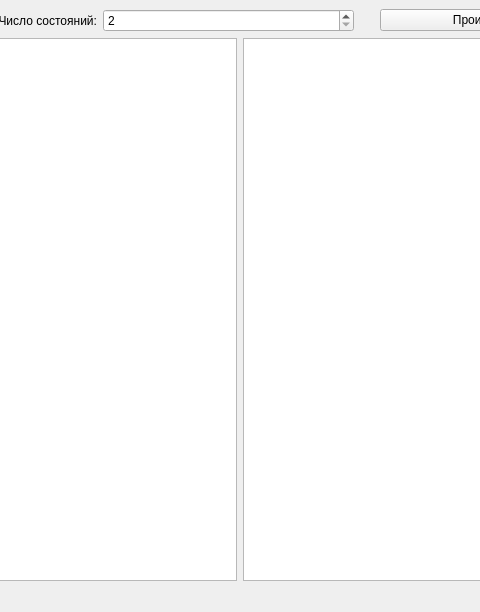
First picture: the form in lab2/src/ModelingLab02/mainwindow.ui, repository TheSawIsTheLaw/TrueModeling, before the edit; both pictures show x 164 to 644 and y 0 to 612 of the 805 by 612 pixel window.
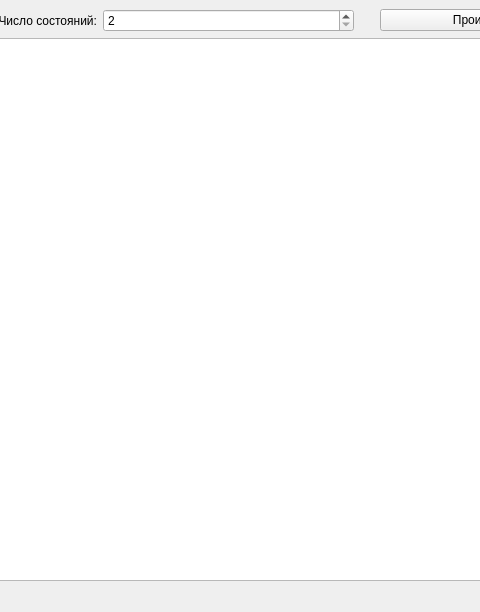
Second picture: the form after the edit.

Commit message: FIX: resultTable to one table with intensity

What changed in the file:
```diff
--- a/lab2/src/ModelingLab02/mainwindow.ui
+++ b/lab2/src/ModelingLab02/mainwindow.ui
@@ -81,19 +81,6 @@
         </property>
        </widget>
       </item>
-      <item alignment="Qt::AlignRight">
-       <widget class="QTableWidget" name="resultTableWidget">
-        <property name="minimumSize">
-         <size>
-          <width>389</width>
-          <height>0</height>
-         </size>
-        </property>
-        <property name="alternatingRowColors">
-         <bool>true</bool>
-        </property>
-       </widget>
-      </item>
      </layout>
     </item>
    </layout>
```
The commit also changes 2 other files.
